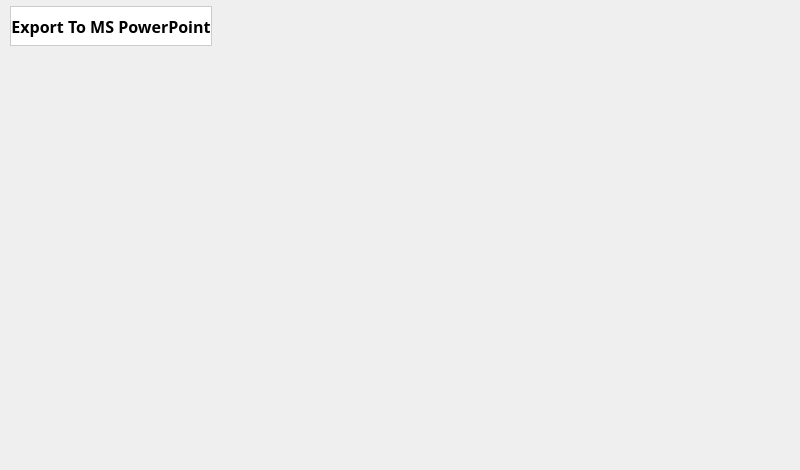
kdt89/py_PUC_Boxplot, file view/ui/PlotFigure.ui: the form before one commit.
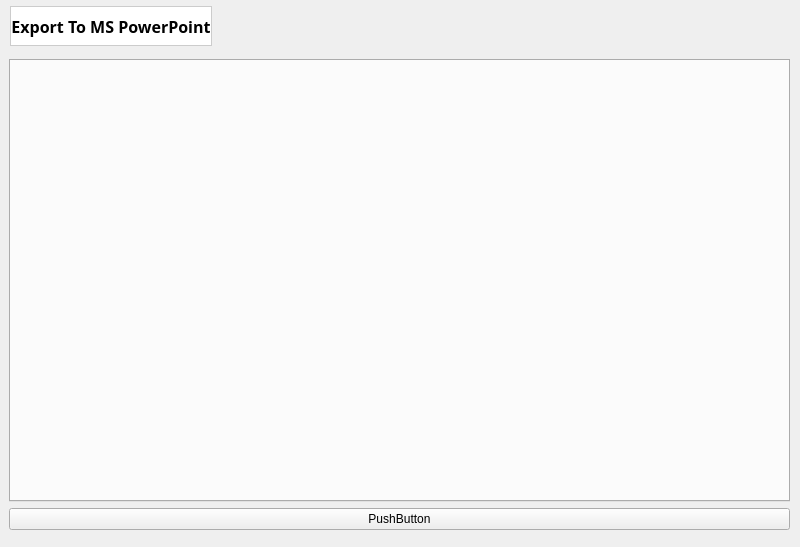
The form after the commit.

What changed in the file:
```diff
--- a/view/ui/PlotFigure.ui
+++ b/view/ui/PlotFigure.ui
@@ -7,7 +7,7 @@
     <x>0</x>
     <y>0</y>
     <width>800</width>
-    <height>470</height>
+    <height>547</height>
    </rect>
   </property>
   <property name="sizePolicy">
@@ -106,13 +106,28 @@
   <widget class="QWidget" name="formLayoutWidget">
    <property name="geometry">
     <rect>
-     <x>10</x>
-     <y>60</y>
+     <x>9</x>
+     <y>59</y>
      <width>781</width>
-     <height>401</height>
+     <height>471</height>
     </rect>
    </property>
-   <layout class="QFormLayout" name="layoutMain"/>
+   <layout class="QGridLayout" name="layoutMain">
+    <item row="1" column="0">
+     <widget class="QPushButton" name="pushButton">
+      <property name="text">
+       <string>PushButton</string>
+      </property>
+     </widget>
+    </item>
+    <item row="0" column="0">
+     <widget class="QTabWidget" name="tabWidget">
+      <property name="currentIndex">
+       <number>-1</number>
+      </property>
+     </widget>
+    </item>
+   </layout>
   </widget>
  </widget>
  <resources/>
```
Left out of the diff: 2 changed lines with no effect on the pictures.
